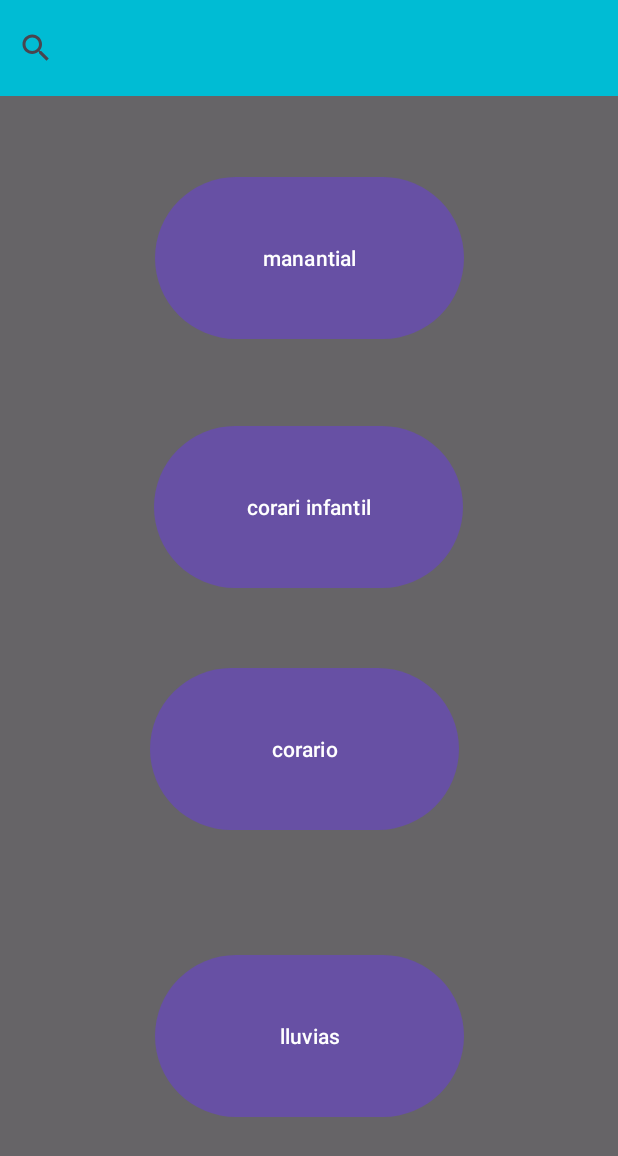
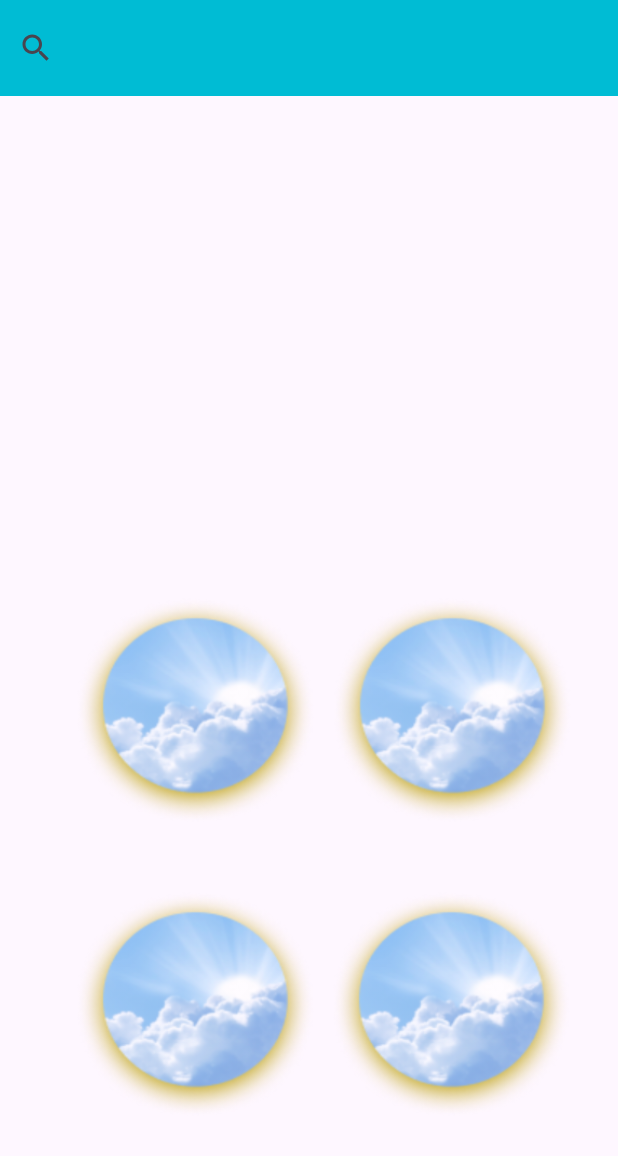
Before and after one commit to CreativeMB/BibliotecaIPUC, an Android app: the screen it shows after launch (MainActivity), on a phone screen of 412 x 824 dp. Shown: the top 1156 px of the screen. Run offline under Robolectric (Android 15) with nearby library versions, the phone set to English and light mode, and no system bars.

Commit message:
se agrego la dependencia Debemos Usar Las Dependecias de ExoPlayer

```diff
--- a/app/build.gradle
+++ b/app/build.gradle
@@ -41,4 +41,8 @@ dependencies {
     testImplementation 'junit:junit:4.13.2'
     androidTestImplementation 'androidx.test.ext:junit:1.1.5'
     androidTestImplementation 'androidx.test.espresso:espresso-core:3.5.1'
+    //Debemos Usar Las Dependecias de ExoPlayer
+    implementation 'com.google.android.exoplayer:exoplayer-core:2.X.X'
+    implementation 'com.google.android.exoplayer:exoplayer-dash:2.X.X'
+    implementation 'com.google.android.exoplayer:exoplayer-ui:2.X.X'
 }
--- a/app/src/main/res/layout/activity_main.xml
+++ b/app/src/main/res/layout/activity_main.xml
@@ -4,7 +4,6 @@
     xmlns:tools="http://schemas.android.com/tools"
     android:layout_width="match_parent"
     android:layout_height="match_parent"
-    android:background="#B1252424"
     tools:context=".MainActivity">
 
     <LinearLayout
@@ -19,59 +18,64 @@
         <SearchView
             android:layout_width="match_parent"
             android:layout_height="match_parent"
-            android:background="#00BCD4" >
+            android:background="#00BCD4">
+
 
         </SearchView>
     </LinearLayout>
 
     <Button
+        android:id="@+id/btn_cora"
+        style="?android:attr/borderlessButtonStyle"
+        android:layout_width="162dp"
+        android:layout_height="152dp"
+        android:layout_marginStart="49dp"
+
+        android:layout_marginEnd="8dp"
+        android:layout_marginBottom="44dp"
+        android:foreground="@drawable/boton"
+        android:visibility="visible"
+        app:layout_constraintBottom_toTopOf="@+id/btn_lluvias"
+        app:layout_constraintEnd_toStartOf="@+id/btn_corai"
+        app:layout_constraintStart_toStartOf="parent" />
+
+    <Button
+        android:id="@+id/btn_manantial"
+        style="?android:attr/borderlessButtonStyle"
+        android:layout_width="162dp"
+        android:layout_height="152dp"
+        android:layout_marginEnd="30dp"
+        android:layout_marginBottom="78dp"
+        android:foreground="@drawable/boton"
+        android:visibility="visible"
+        app:layout_constraintBottom_toBottomOf="parent"
+        app:layout_constraintEnd_toEndOf="parent" />
+
+    <Button
         android:id="@+id/btn_lluvias"
-        android:layout_width="206dp"
-        android:layout_height="116dp"
-        android:layout_marginStart="100dp"
-        android:layout_marginEnd="100dp"
-        android:text="lluvias"
+        style="?android:attr/borderlessButtonStyle"
+        android:layout_width="162dp"
+        android:layout_height="152dp"
+        android:layout_marginStart="49dp"
+        android:layout_marginBottom="78dp"
+        android:foreground="@drawable/boton"
+        android:scrollbarDefaultDelayBeforeFade="100"
+        android:visibility="visible"
         app:layout_constraintBottom_toBottomOf="parent"
-        app:layout_constraintEnd_toEndOf="parent"
-        app:layout_constraintStart_toStartOf="parent"
-        app:layout_constraintTop_toBottomOf="@+id/btn_cora" />
+        app:layout_constraintStart_toStartOf="parent" />
 
     <Button
         android:id="@+id/btn_corai"
-        android:layout_width="206dp"
-        android:layout_height="116dp"
-        android:layout_marginStart="100dp"
-        android:layout_marginTop="50dp"
-        android:layout_marginEnd="100dp"
-        android:text="corari infantil"
+        style="?android:attr/borderlessButtonStyle"
+        android:layout_width="162dp"
+        android:layout_height="152dp"
+        android:layout_marginStart="1dp"
+        android:layout_marginEnd="30dp"
+        android:layout_marginBottom="44dp"
+        android:foreground="@drawable/boton"
+        android:visibility="visible"
+        app:layout_constraintBottom_toTopOf="@+id/btn_manantial"
         app:layout_constraintEnd_toEndOf="parent"
-        app:layout_constraintHorizontal_bias="0.4"
-        app:layout_constraintStart_toStartOf="parent"
-        app:layout_constraintTop_toBottomOf="@+id/btn_manantial" />
-
-    <Button
-        android:id="@+id/btn_cora"
-        android:layout_width="206dp"
-        android:layout_height="116dp"
-        android:layout_marginStart="100dp"
-        android:layout_marginTop="45dp"
-        android:layout_marginEnd="100dp"
-        android:text="corario"
-        app:layout_constraintEnd_toEndOf="parent"
-        app:layout_constraintHorizontal_bias="0.0"
-        app:layout_constraintStart_toStartOf="parent"
-        app:layout_constraintTop_toBottomOf="@+id/btn_corai" />
-
-    <Button
-        android:id="@+id/btn_manantial"
-        android:layout_width="206dp"
-        android:layout_height="116dp"
-        android:layout_marginStart="100dp"
-        android:layout_marginTop="50dp"
-        android:layout_marginEnd="100dp"
-        android:text="manantial"
-        app:layout_constraintEnd_toEndOf="parent"
-        app:layout_constraintStart_toStartOf="parent"
-        app:layout_constraintTop_toBottomOf="@+id/linearLayout" />
+        app:layout_constraintStart_toEndOf="@+id/btn_cora" />
 
 </androidx.constraintlayout.widget.ConstraintLayout>
```
Also changed, not shown: app/src/main/res/drawable/boton.png (added), app/src/main/res/drawable/icono.png (deleted), app/src/main/res/drawable/iconoipu.png (added), app/src/main/res/drawable/inicio.png (added).
